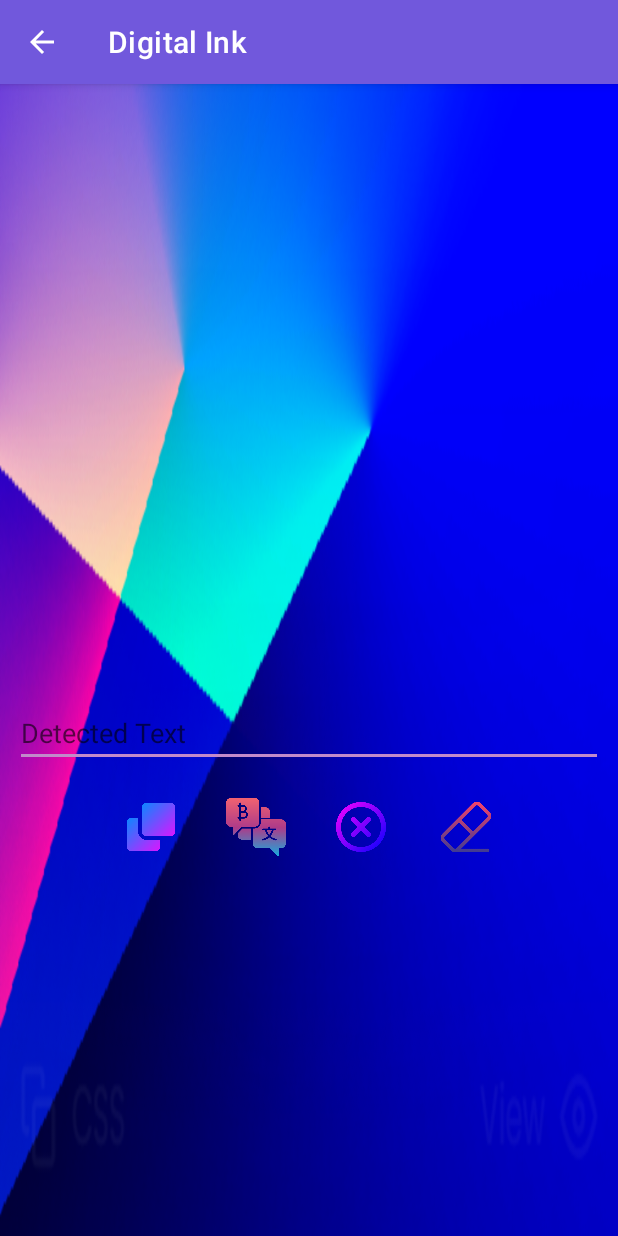
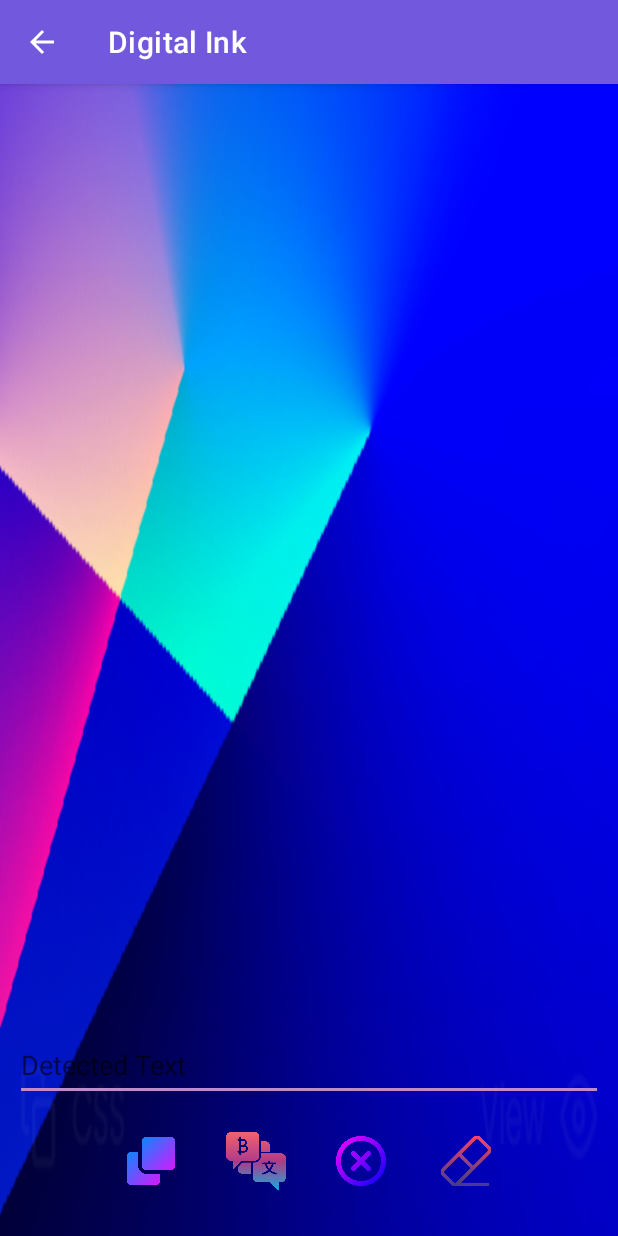
Before and after one commit to Jihadmz/AI-Tools, an Android app: the RecognizeDigitalInkActivity screen opened directly, with no data from a screen before it, on a phone screen of 412 x 824 dp. Run offline under Robolectric (Android 15) with nearby library versions, the phone set to English and light mode, and no system bars; libraries missing offline, so code that uses them is left out: com.google.mlkit.common, com.google.mlkit.vision; 5 statements that could not run were skipped.

Commit message:
digital ink ui changes

```diff
--- a/app/src/main/res/layout/activity_recognize_digital_ink.xml
+++ b/app/src/main/res/layout/activity_recognize_digital_ink.xml
@@ -6,36 +6,37 @@
     android:layout_height="match_parent"
     tools:context=".feature_recognizedigitalink.presentation.RecognizeDigitalInkActivity">
 
-   <ScrollView
-       android:layout_width="match_parent"
-       android:layout_height="match_parent"
-       >
-
       <RelativeLayout
           android:layout_width="match_parent"
-          android:layout_height="wrap_content"
+          android:layout_height="match_parent"
           android:layout_margin="10dp">
 
          <include layout="@layout/ink_view"
              android:id="@+id/in_inkView"
              android:layout_width="match_parent"
-             android:layout_height="400dp"
-             android:layout_alignParentTop="true"/>
+             android:layout_height="match_parent"
+             android:layout_alignParentTop="true"
+             android:layout_above="@+id/et_detectedText"
+             android:layout_marginBottom="20dp"/>
 
          <EditText
              android:id="@+id/et_detectedText"
              android:layout_width="match_parent"
              android:layout_height="wrap_content"
-             android:layout_below="@+id/in_inkView"
+             android:layout_above="@+id/ll"
+             android:layout_marginBottom="20dp"
              android:hint="@string/DetectedText"
-             android:overScrollMode="ifContentScrolls"/>
+             android:maxLines="4"
+             android:minHeight="48dp"
+             android:overScrollMode="ifContentScrolls" />
 
          <LinearLayout
+             android:id="@+id/ll"
              android:layout_width="wrap_content"
              android:layout_height="wrap_content"
-             android:layout_below="@+id/et_detectedText"
              android:layout_centerHorizontal="true"
-             android:layout_marginTop="20dp"
+             android:layout_marginBottom="20dp"
+             android:layout_alignParentBottom="true"
              >
 
          <ImageView
@@ -65,15 +66,9 @@
                 android:layout_width="40dp"
                 android:layout_height="40dp"
                 android:src="@drawable/eraser"
-                android:layout_marginStart="30dp" />
+                android:layout_marginStart="30dp"
+                />
 
          </LinearLayout>
-
       </RelativeLayout>
-   </ScrollView>
-
-
-
-
-
 </androidx.constraintlayout.widget.ConstraintLayout>
```
